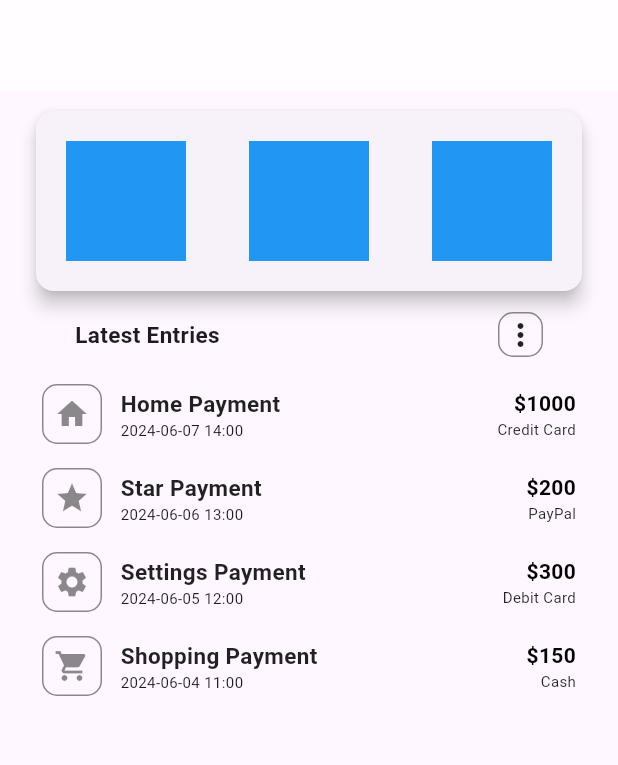
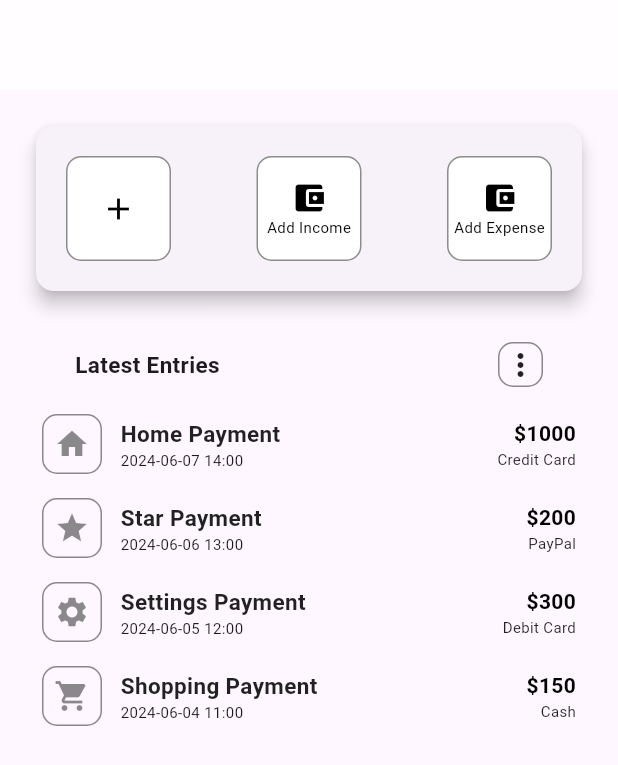
Before and after one commit to mr-luckey/expence_manager, a Flutter app: the AddPage screen opened directly, on a phone screen of 412 x 824 dp. Shown: the top 765 px of the screen. Run offline on Flutter 3.47's test engine with Material 3 defaults, Android fonts, the phone set to English and light mode, and no system bars; our stand-ins replace curved_labeled_navigation_bar, fl_chart, get, persistent_bottom_nav_bar; missing offline and left inert: any_animated_button, calendar_timeline_sbk, tab_container.

Commit message:
Ali
code is running

```diff
--- a/lib/Views/Add_screen.dart
+++ b/lib/Views/Add_screen.dart
@@ -5,13 +5,25 @@ import '../constants/records.dart';
 import '../widgets/record_widget.dart';
 import '../widgets/topbar.dart';
 
-class AddPage extends StatelessWidget {
-  const AddPage({Key? key});
+class AddPage extends StatefulWidget {
+  const AddPage({Key? key}) : super(key: key);
+
+  @override
+  _AddPageState createState() => _AddPageState();
+}
+
+class _AddPageState extends State<AddPage> {
+  int _selectedIndex = -1;
+
+  void _onContainerTap(int index) {
+    setState(() {
+      _selectedIndex = index;
+    });
+  }
 
   @override
   Widget build(BuildContext context) {
     return Scaffold(
-
       body: Column(
         children: [
           topbar(
@@ -20,18 +32,28 @@ class AddPage extends StatelessWidget {
             trailing: Container(), // Add your trailing widget here
           ),
           Padding(
-            padding: const EdgeInsets.only(left: 20, right: 20, top: 10),
+            padding: const EdgeInsets.all(20),
             child: Card(
               elevation: 5,
               child: Padding(
                 padding: const EdgeInsets.all(20),
                 child: Row(
                   mainAxisAlignment: MainAxisAlignment.spaceBetween,
-                  children: [
-                    containersav(),
-                    containersav(),
-                    containersav(),
-                  ],
+                  children: List.generate(3, (index) {
+                    return GestureDetector(
+                      onTap: () => _onContainerTap(index),
+                      child: Container(
+                        height: 70,  // Increased height
+                        width: 70,   // Increased width
+                        decoration: BoxDecoration(
+                          color: _selectedIndex == index ? Colors.blue : Colors.white,
+                          borderRadius: BorderRadius.circular(10),
+                          border: Border.all(color: Colors.black45),
+                        ),
+                        child: _buildContainerContent(index),
+                      ),
+                    );
+                  }),
                 ),
               ),
             ),
@@ -48,12 +70,14 @@ class AddPage extends StatelessWidget {
                     style: TextStyle(fontSize: 15, fontWeight: FontWeight.bold),
                   ),
                   Container(
-                      height: 30,
-                      width: 30,
-                      decoration: BoxDecoration(
-                          borderRadius: BorderRadius.circular(10),
-                          border: Border.all(color: Colors.black45)),
-                      child: Center(child: Icon(Icons.more_vert_rounded))),
+                    height: 30,
+                    width: 30,
+                    decoration: BoxDecoration(
+                      borderRadius: BorderRadius.circular(10),
+                      border: Border.all(color: Colors.black45),
+                    ),
+                    child: Center(child: Icon(Icons.more_vert_rounded)),
+                  ),
                 ],
               ),
             ),
@@ -67,8 +91,50 @@ class AddPage extends StatelessWidget {
             ),
           ),
         ],
-
       ),
     );
   }
+
+  Widget _buildContainerContent(int index) {
+    if (index == 0) {
+      return Icon(
+        Icons.add,
+        color: _selectedIndex == index ? Colors.white : Colors.black,
+      );
+    } else if (index == 1) {
+      return Column(
+        mainAxisAlignment: MainAxisAlignment.center,
+        children: [
+          Icon(
+            Icons.account_balance_wallet,
+            color: _selectedIndex == index ? Colors.white : Colors.black,
+          ),
+          Text(
+            'Add Income',
+            style: TextStyle(
+              color: _selectedIndex == index ? Colors.white : Colors.black,
+              fontSize: 10,
+            ),
+          ),
+        ],
+      );
+    } else {
+      return Column(
+        mainAxisAlignment: MainAxisAlignment.center,
+        children: [
+          Icon(
+            Icons.account_balance_wallet,
+            color: _selectedIndex == index ? Colors.white : Colors.black,
+          ),
+          Text(
+            'Add Expense',
+            style: TextStyle(
+              color: _selectedIndex == index ? Colors.white : Colors.black,
+              fontSize: 10,
+            ),
+          ),
+        ],
+      );
+    }
+  }
 }
--- a/lib/widgets/Containers.dart
+++ b/lib/widgets/Containers.dart
@@ -8,7 +8,10 @@ class containersav extends StatelessWidget {
     return Container(
       height: 80,
       width: 80,
-      color: Colors.blue,
+      decoration: BoxDecoration(
+        color: Colors.blue,
+        borderRadius: BorderRadius.circular(10), // Adjust the value as needed
+      ),
     );
   }
 }
```
